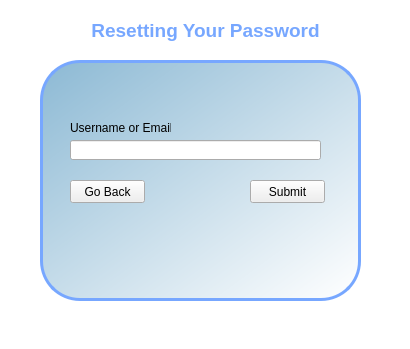
The window that PlotTalk/Forms/forgotpassword.ui (allanhaywood/CS441) describes before a commit, drawn with Qt 5.
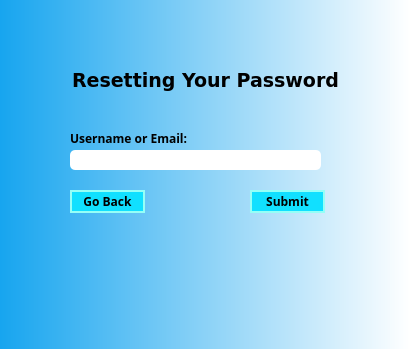
The same window after the commit.

Commit message: NOT-88 Edited GUI to go with blue theme. Added fonts for title and tagline.

Patch:
```diff
--- a/PlotTalk/Forms/forgotpassword.ui
+++ b/PlotTalk/Forms/forgotpassword.ui
@@ -10,83 +10,85 @@
     <height>349</height>
    </rect>
   </property>
+  <property name="sizePolicy">
+   <sizepolicy hsizetype="Fixed" vsizetype="Fixed">
+    <horstretch>0</horstretch>
+    <verstretch>0</verstretch>
+   </sizepolicy>
+  </property>
   <property name="windowTitle">
    <string>Form</string>
   </property>
   <property name="styleSheet">
-   <string notr="true">#ForgotPassword {
-background: white;
+   <string notr="true">#UsernameLabel {
+font-family: verdana;
+font: bold, 10px;
 }
 
-#ForgotPassTitle {
-color: #77a7ff;
-background: white;
+QPushButton {
+background-color: rgb(17, 224, 255);
+border-style: solid;
+border-width: 1.5px;
+border-radius: 15px;
+border-color: rgb(149, 255, 247);
+font-family: verdana;
+font: bold, 10px;
+color: black;
+padding: 0px;
+text-align: center;
+}
+
+QPushButton:hover {
+background-color: rgb(131, 229, 255)
+}
+
+QLineEdit {
+background-color: white;
+border-color: rgb(149, 255, 247);
+border-radius: 5px;
+font-family: verdana;
+}
+
+#ForgotPassword {
+background: qlineargradient(spread:pad, x1:0, y1:0, x2:1, y2:0, stop:0 rgba(23, 165, 239, 255), stop:1 rgba(255, 255, 255, 255));
 }
 
 #ResetPassOutputLabel {
-color: red
+color: red;
+font-family: verdana;
+font: 10px;
 }
 
 #ForgotPassFrame {
-border: 3px solid #77a7ff;
-border-radius: 40px;
-background: qlineargradient(spread:pad, x1:0, y1:0, x2:0.982955, y2:1, stop:0 rgba(140, 185, 212, 255), stop:1 rgba(255, 255, 255, 255));
+background: qlineargradient(spread:pad, x1:0, y1:0, x2:1, y2:0, stop:0 rgba(23, 165, 239, 255), stop:1 rgba(255, 255, 255, 255));
 }</string>
   </property>
-  <widget class="QLabel" name="ForgotPassTitle">
+  <widget class="QWidget" name="ForgotPassWidget" native="true">
    <property name="geometry">
     <rect>
-     <x>80</x>
-     <y>10</y>
-     <width>251</width>
-     <height>41</height>
+     <x>-10</x>
+     <y>0</y>
+     <width>421</width>
+     <height>351</height>
     </rect>
-   </property>
-   <property name="font">
-    <font>
-     <family>Tahoma</family>
-     <pointsize>14</pointsize>
-     <weight>75</weight>
-     <bold>true</bold>
-    </font>
-   </property>
-   <property name="autoFillBackground">
-    <bool>false</bool>
-   </property>
-   <property name="text">
-    <string>Resetting Your Password</string>
-   </property>
-   <property name="alignment">
-    <set>Qt::AlignCenter</set>
-   </property>
-   <property name="wordWrap">
-    <bool>true</bool>
-   </property>
-  </widget>
-  <widget class="QFrame" name="ForgotPassFrame">
-   <property name="geometry">
-    <rect>
-     <x>40</x>
-     <y>60</y>
-     <width>321</width>
-     <height>241</height>
-    </rect>
-   </property>
-   <property name="frameShape">
-    <enum>QFrame::StyledPanel</enum>
-   </property>
-   <property name="frameShadow">
-    <enum>QFrame::Raised</enum>
    </property>
    <widget class="QLabel" name="UsernameLabel">
     <property name="geometry">
      <rect>
-      <x>30</x>
-      <y>60</y>
-      <width>101</width>
+      <x>80</x>
+      <y>130</y>
+      <width>131</width>
       <height>16</height>
      </rect>
     </property>
+    <property name="font">
+     <font>
+      <family>10px</family>
+      <weight>75</weight>
+      <italic>false</italic>
+      <bold>true</bold>
+     </font>
+    </property>
     <property name="text">
      <string>Username or Email:</string>
     </property>
@@ -94,8 +96,8 @@
    <widget class="QLineEdit" name="UsernameInput">
     <property name="geometry">
      <rect>
-      <x>30</x>
-      <y>80</y>
+      <x>80</x>
+      <y>150</y>
       <width>251</width>
       <height>20</height>
      </rect>
@@ -104,25 +106,39 @@
    <widget class="QPushButton" name="PassResetButton">
     <property name="geometry">
      <rect>
-      <x>210</x>
-      <y>120</y>
+      <x>260</x>
+      <y>190</y>
       <width>75</width>
       <height>23</height>
      </rect>
     </property>
+    <property name="styleSheet">
+     <string notr="true"/>
+    </property>
     <property name="text">
      <string>Submit</string>
     </property>
+    <property name="flat">
+     <bool>false</bool>
+    </property>
    </widget>
    <widget class="QPushButton" name="BackButton">
     <property name="geometry">
      <rect>
-      <x>30</x>
-      <y>120</y>
+      <x>80</x>
+      <y>190</y>
       <width>75</width>
       <height>23</height>
      </rect>
     </property>
+    <property name="font">
+     <font>
+      <family>10px</family>
+      <weight>75</weight>
+      <italic>false</italic>
+      <bold>true</bold>
+     </font>
+    </property>
     <property name="text">
      <string>Go Back</string>
     </property>
@@ -130,9 +146,9 @@
    <widget class="QLabel" name="ResetPassOutputLabel">
     <property name="geometry">
      <rect>
-      <x>30</x>
-      <y>100</y>
-      <width>251</width>
+      <x>80</x>
+      <y>170</y>
+      <width>291</width>
       <height>16</height>
      </rect>
     </property>
@@ -140,6 +156,36 @@
      <string/>
     </property>
    </widget>
+   <widget class="QLabel" name="ForgotPassTitle">
+    <property name="geometry">
+     <rect>
+      <x>80</x>
+      <y>60</y>
+      <width>271</width>
+      <height>41</height>
+     </rect>
+    </property>
+    <property name="font">
+     <font>
+      <family>Verdana</family>
+      <pointsize>14</pointsize>
+      <weight>75</weight>
+      <bold>true</bold>
+     </font>
+    </property>
+    <property name="autoFillBackground">
+     <bool>false</bool>
+    </property>
+    <property name="text">
+     <string>Resetting Your Password</string>
+    </property>
+    <property name="alignment">
+     <set>Qt::AlignCenter</set>
+    </property>
+    <property name="wordWrap">
+     <bool>true</bool>
+    </property>
+   </widget>
   </widget>
  </widget>
  <resources/>
```
Left out of the diff: 2 changed lines with no effect on the pictures. The commit also changes 10 other files.
